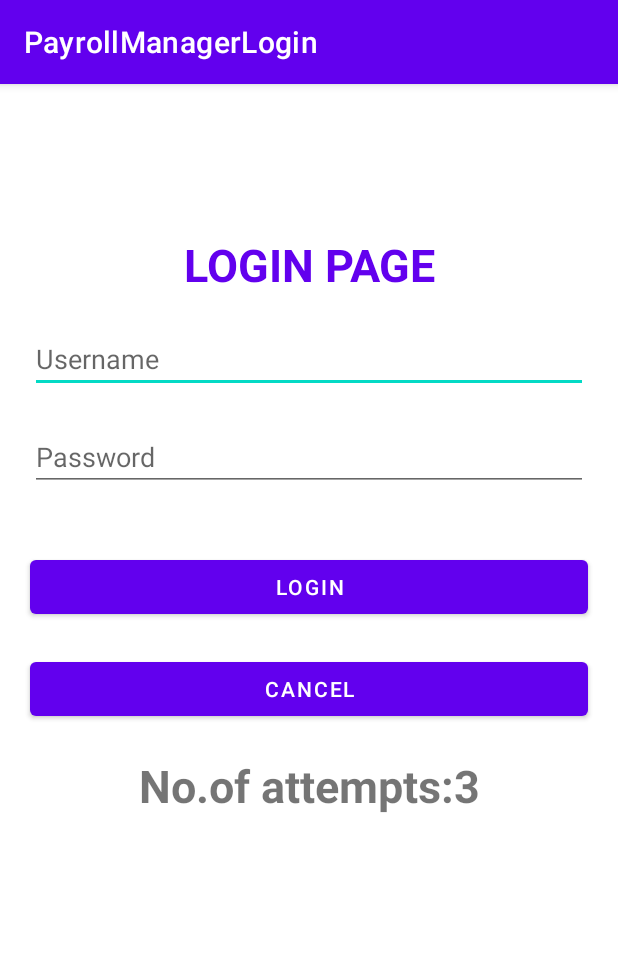
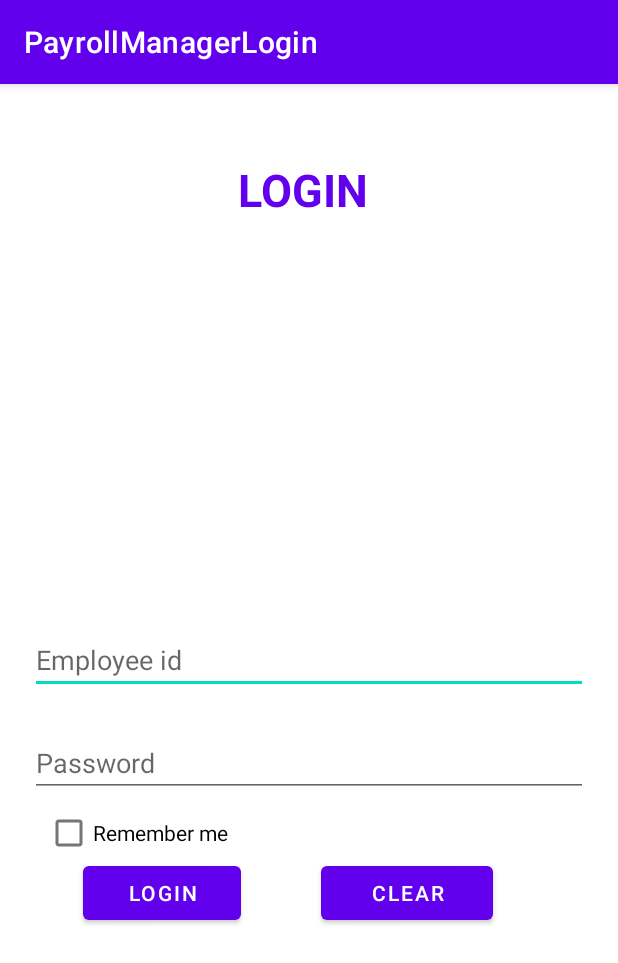
Before and after one commit to krishnanakhina/Login-Page, an Android app: the screen it shows after launch (MainActivity), after a tap on "LOGIN", on a phone screen of 412 x 824 dp. Shown: the top 963 px of the screen. Run offline under Robolectric (Android 15) with nearby library versions, the phone set to English and light mode, and no system bars.

Commit message:
payroll manager

```diff
--- a/app/src/main/AndroidManifest.xml
+++ b/app/src/main/AndroidManifest.xml
@@ -9,6 +9,7 @@
         android:roundIcon="@mipmap/ic_launcher_round"
         android:supportsRtl="true"
         android:theme="@style/Theme.PayrollManagerLogin">
+        <activity android:name=".HomePageActivity"></activity>
         <activity android:name=".MainActivity">
             <intent-filter>
                 <action android:name="android.intent.action.MAIN" />
--- /dev/null
+++ b/app/src/main/java/com/example/payrollmanagerlogin/HomePageActivity.java
@@ -0,0 +1,25 @@
+package com.example.payrollmanagerlogin;
+
+import androidx.appcompat.app.AppCompatActivity;
+
+import android.content.Intent;
+import android.content.SharedPreferences;
+import android.os.Bundle;
+import android.widget.TextView;
+
+public class HomePageActivity extends AppCompatActivity {
+    SharedPreferences share;
+    Intent intent;
+
+
+    @Override
+    protected void onCreate(Bundle savedInstanceState) {
+        super.onCreate(savedInstanceState);
+        setContentView(R.layout.activity_home_page);
+        TextView page=(TextView)findViewById(R.id.resultView);
+        share=getSharedPreferences("user_details",MODE_PRIVATE);
+        intent = new Intent(HomePageActivity.this,MainActivity.class);
+        page.setText("Welcome," +share.getString("share",null));
+
+    }
+}
--- a/app/src/main/java/com/example/payrollmanagerlogin/MainActivity.java
+++ b/app/src/main/java/com/example/payrollmanagerlogin/MainActivity.java
@@ -1,86 +1,75 @@
 package com.example.payrollmanagerlogin;
 
 import androidx.appcompat.app.AppCompatActivity;
+import androidx.core.content.pm.PackageInfoCompat;
 
+import android.content.Intent;
+import android.content.SharedPreferences;
+import android.nfc.Tag;
 import android.os.Bundle;
 import android.renderscript.ScriptGroup;
+import android.util.Log;
 import android.view.View;
 import android.widget.Button;
+import android.widget.CheckBox;
 import android.widget.EditText;
 import android.widget.TextView;
 import android.widget.Toast;
 
+import java.security.Key;
+
 public class MainActivity extends AppCompatActivity {
 
-    private EditText eName;
+    private EditText eId;
     private EditText ePassword;
     private Button eLogin;
+    CheckBox eRemember;
     private Button eCancel;
-    private TextView eAttemptsinfo;
-
-    private String Username = "admin";
-    private String Password = "12345678";
-
+    SharedPreferences share;
     boolean isValid = false;
-    private int counter = 3;
-
 
     @Override
     protected void onCreate(Bundle savedInstanceState) {
         super.onCreate(savedInstanceState);
         setContentView(R.layout.activity_main);
 
-
-        eName = findViewById(R.id.email);
+        eId = findViewById(R.id.email);
         ePassword = findViewById(R.id.password);
         eLogin = findViewById(R.id.btnlogin);
+        eRemember = findViewById(R.id.remember);
         eCancel = findViewById(R.id.btncancel);
-        eAttemptsinfo = findViewById(R.id.tvattempts);
-
-    }
-
-    private boolean validate(String name, String password) {
-        if (name.equals(Username) && password.equals(Password)) {
-            return true;
-        }
-        return false;
+        share = getSharedPreferences("share", MODE_PRIVATE);
     }
 
     public void loginCheck(View view) {
-        String inputName = eName.getText().toString();
+        String inputName = eId.getText().toString();
         String inputPassword = ePassword.getText().toString();
+        boolean checked = eRemember.isChecked();
 
-        if (inputName.isEmpty() || inputPassword.isEmpty()) {
-            Toast.makeText(MainActivity.this, "please enter all details correctly", Toast.LENGTH_SHORT).show();
+        SharedPreferences.Editor editor = share.edit();
+        editor.putString("10", "arun@123");
+        editor.putString("22", "benny@123");
+        editor.putString("33", "catherine@123");
+        editor.putString("44", "denny@123");
+        editor.putString("55", "esha@123");
+        editor.apply();
 
-        } else {
-            isValid = validate(inputName, inputPassword);
-            if (!isValid) {
-                counter--;
-                Toast.makeText(MainActivity.this, "INCORRECT CREDENTIALS", Toast.LENGTH_SHORT).show();
-                eAttemptsinfo.setText("No.of attempts:"+counter);
-                if (counter == 0) {
-                    eLogin.setEnabled(false);
-                }
-            }
-            else {
+        if (share.contains(inputName)) {
+            inputName.equals(share.getString(inputName, ""));
                 Toast.makeText(MainActivity.this, "login sucessfull", Toast.LENGTH_SHORT).show();
+                Intent intent = new Intent(MainActivity.this, HomePageActivity.class);
+                startActivity(intent);
+            } else if (share.contains(inputPassword)) {
+                inputPassword.equals(share.getString(inputPassword, ""));
+            } else if (inputName.isEmpty() || inputPassword.isEmpty()) {
+                Toast.makeText(MainActivity.this, "please enter all details correctly", Toast.LENGTH_SHORT).show();
             }
         }
-    }
 
-
-    public void clearButton(View view)
-    {
-        String Text=eCancel.getText().toString();
-        if(Text.isEmpty())
+        public void clearButton (View view)
         {
-            Toast.makeText(MainActivity.this, "Field is empty", Toast.LENGTH_SHORT).show();
-
-        }else
-        {
-            eCancel.setText("");
+            eId.setText("");
+            ePassword.setText("");
         }
 
     }
-}
--- /dev/null
+++ b/app/src/main/res/layout/activity_home_page.xml
@@ -0,0 +1,22 @@
+<?xml version="1.0" encoding="utf-8"?>
+<LinearLayout xmlns:android="http://schemas.android.com/apk/res/android"
+    xmlns:app="http://schemas.android.com/apk/res-auto"
+    xmlns:tools="http://schemas.android.com/tools"
+    android:layout_width="match_parent"
+    android:layout_height="match_parent"
+    tools:context=".HomePageActivity">
+
+    <TextView
+        android:id="@+id/resultView"
+        android:layout_width="355dp"
+        android:layout_height="wrap_content"
+        android:layout_centerHorizontal="true"
+        android:layout_gravity="center"
+        android:layout_marginTop="-100dp"
+        android:layout_marginLeft="40dp"
+        android:gravity="center"
+        android:textSize="30sp"
+        android:textStyle="bold"/>
+
+
+</LinearLayout>
--- a/app/src/main/res/layout/activity_main.xml
+++ b/app/src/main/res/layout/activity_main.xml
@@ -1,99 +1,98 @@
 <?xml version="1.0" encoding="utf-8"?>
-<LinearLayout xmlns:android="http://schemas.android.com/apk/res/android"
+<RelativeLayout xmlns:android="http://schemas.android.com/apk/res/android"
     xmlns:app="http://schemas.android.com/apk/res-auto"
     xmlns:tools="http://schemas.android.com/tools"
     android:layout_width="match_parent"
     android:layout_height="match_parent"
-    android:orientation="vertical"
     tools:context=".MainActivity">
 
     <TextView
-        android:layout_width="match_parent"
-        android:layout_height="wrap_content"
-        android:layout_marginStart="20dp"
-        android:layout_marginLeft="20dp"
-        android:layout_marginTop="100dp"
-        android:layout_marginEnd="20dp"
-        android:layout_marginRight="20dp"
         android:gravity="center"
-        android:text="LOGIN PAGE"
+        android:text="LOGIN "
         android:textColor="@color/purple_500"
         android:textSize="30sp"
-        android:textStyle="bold" />
+        android:textStyle="bold"
+        android:layout_width="wrap_content"
+        android:layout_height="wrap_content"
+        android:layout_marginTop="50dp"
+        android:layout_centerHorizontal="true" />
+
 
     <EditText
         android:id="@+id/email"
         android:layout_width="match_parent"
         android:layout_height="wrap_content"
-        android:layout_marginStart="20dp"
+
+        android:layout_centerInParent="true"
         android:layout_marginLeft="20dp"
-        android:layout_marginTop="20dp"
-        android:layout_marginEnd="20dp"
+        android:layout_marginTop="40dp"
         android:layout_marginRight="20dp"
-        android:hint="Username"
+        android:hint="Employee id"
         android:inputType="text" />
 
     <EditText
         android:id="@+id/password"
         android:layout_width="match_parent"
         android:layout_height="wrap_content"
-        android:layout_marginStart="20dp"
+        android:layout_below="@id/email"
+        android:layout_centerInParent="true"
         android:layout_marginLeft="20dp"
-        android:layout_marginTop="20dp"
-        android:layout_marginEnd="20dp"
+        android:layout_marginTop="23dp"
         android:layout_marginRight="20dp"
         android:hint="Password"
         android:inputType="textPassword" />
 
-    <LinearLayout
+    <CheckBox
         android:layout_width="match_parent"
         android:layout_height="wrap_content"
-        android:layout_marginStart="20dp"
-        android:layout_marginLeft="20dp"
-        android:layout_marginTop="20dp"
-        android:layout_marginEnd="20dp"
-        android:layout_marginRight="20dp"
-        android:orientation="horizontal"
-        android:weightSum="1" />
+        android:layout_below="@id/password"
+        android:layout_marginTop="0dp"
+        android:id="@+id/remember"
+        android:text="Remember me"
+        android:layout_marginLeft="30dp"/>
 
     <Button
         android:id="@+id/btnlogin"
-        android:layout_width="match_parent"
+        android:layout_width="105dp"
         android:layout_height="wrap_content"
-        android:layout_marginStart="20dp"
-        android:layout_marginLeft="20dp"
-        android:layout_marginTop="20dp"
-        android:layout_marginEnd="20dp"
-        android:layout_marginRight="20dp"
+        android:layout_below="@+id/password"
+        android:layout_alignParentStart="true"
+        android:layout_alignParentLeft="true"
+        android:layout_alignParentEnd="true"
+        android:layout_alignParentRight="true"
+        android:layout_marginStart="55dp"
+        android:layout_marginLeft="55dp"
+        android:layout_marginTop="40dp"
+        android:layout_marginEnd="251dp"
+        android:layout_marginRight="251dp"
+        android:layout_marginBottom="20dp"
         android:clickable="true"
         android:onClick="loginCheck"
         android:text="Login" />
 
     <Button
         android:id="@+id/btncancel"
-        android:layout_width="match_parent"
+        android:layout_width="114dp"
         android:layout_height="wrap_content"
-        android:layout_marginStart="20dp"
-        android:layout_marginLeft="20dp"
-        android:layout_marginTop="20dp"
+        android:layout_below="@id/password"
+        android:layout_alignParentStart="true"
+        android:layout_alignParentLeft="true"
+        android:layout_alignParentEnd="true"
+        android:layout_alignParentRight="true"
+        android:layout_marginStart="214dp"
+        android:layout_marginLeft="214dp"
+        android:layout_marginTop="40dp"
+        android:layout_marginEnd="83dp"
+        android:layout_marginRight="83dp"
         android:clickable="true"
         android:onClick="clearButton"
-        android:layout_marginEnd="20dp"
-        android:layout_marginRight="20dp"
-        android:text="Cancel" />
+        android:text="Clear" />
 
-    <TextView
-        android:id="@+id/tvattempts"
+
+
+    <RelativeLayout
+        android:layout_alignParentBottom="true"
         android:layout_width="match_parent"
-        android:layout_height="wrap_content"
-        android:layout_marginStart="20dp"
-        android:layout_marginLeft="20dp"
-        android:layout_marginTop="20dp"
-        android:layout_marginEnd="20dp"
-        android:layout_marginRight="20dp"
-        android:gravity="center"
-        android:text="No.of attempts:3"
-        android:textSize="30dp"
-        android:textStyle="bold" />
+        android:layout_height="wrap_content"/>
 
-       </LinearLayout>
+       </RelativeLayout>
```
